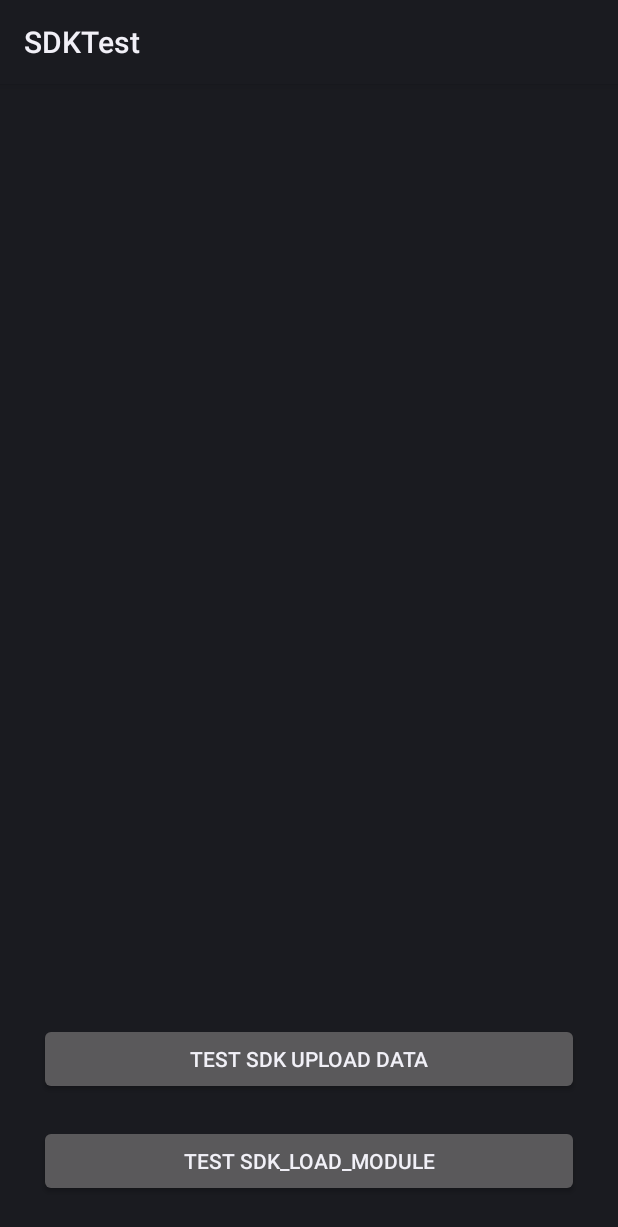
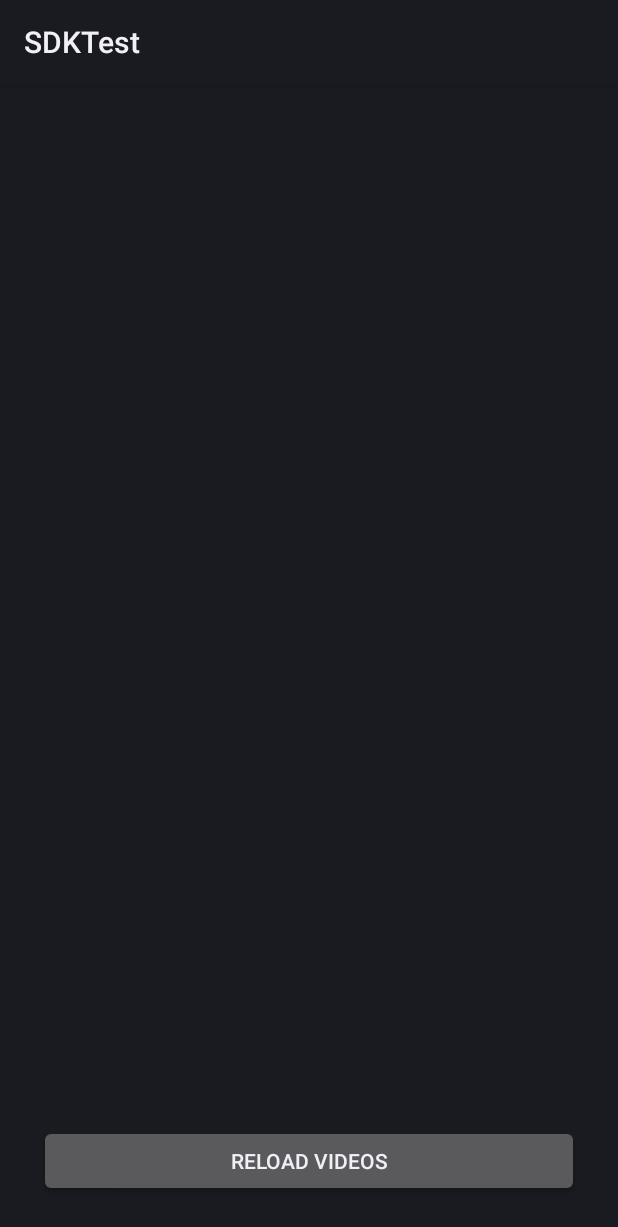
Before and after one commit to huyn/AubeSDK, an Android app: the layout activity_main.xml on its own in the app's theme, with its tools: preview values and no code run, on a phone screen of 412 x 824 dp. Shown: the top 1227 px of the screen. Run offline under Robolectric (Android 15) with nearby library versions, the phone set to English and light mode, and no system bars.

Commit message:
make window clear to understand

```diff
--- a/app/src/main/res/layout/activity_main.xml
+++ b/app/src/main/res/layout/activity_main.xml
@@ -1,13 +1,11 @@
 <?xml version="1.0" encoding="utf-8"?>
 <RelativeLayout xmlns:android="http://schemas.android.com/apk/res/android"
-    xmlns:tools="http://schemas.android.com/tools"
     android:layout_width="match_parent"
     android:layout_height="match_parent"
     android:paddingBottom="@dimen/activity_vertical_margin"
     android:paddingLeft="@dimen/activity_horizontal_margin"
     android:paddingRight="@dimen/activity_horizontal_margin"
-    android:paddingTop="@dimen/activity_vertical_margin"
-    tools:context="com.huyn.sdktest.MainActivity">
+    android:paddingTop="@dimen/activity_vertical_margin">
 
     <ScrollView
         android:layout_width="match_parent"
@@ -25,15 +23,15 @@
         android:id="@+id/test_sdk"
         android:layout_width="match_parent"
         android:layout_height="wrap_content"
-        android:text="test sdk_load_module"
+        android:text="reload videos"
         android:layout_margin="10dip"
         android:layout_alignParentBottom="true"/>
 
-    <Button
-        android:id="@+id/test_report"
-        android:layout_width="match_parent"
-        android:layout_height="wrap_content"
-        android:text="test sdk upload data"
-        android:layout_margin="10dip"
-        android:layout_above="@id/test_sdk"/>
+    <!--<Button-->
+        <!--android:id="@+id/test_report"-->
+        <!--android:layout_width="match_parent"-->
+        <!--android:layout_height="wrap_content"-->
+        <!--android:text="test sdk upload data"-->
+        <!--android:layout_margin="10dip"-->
+        <!--android:layout_above="@id/test_sdk"/>-->
 </RelativeLayout>
```
Also changed, not shown: app/src/main/java/com/aube/sdkdemo/MainActivity.java (+10 -6 lines).
